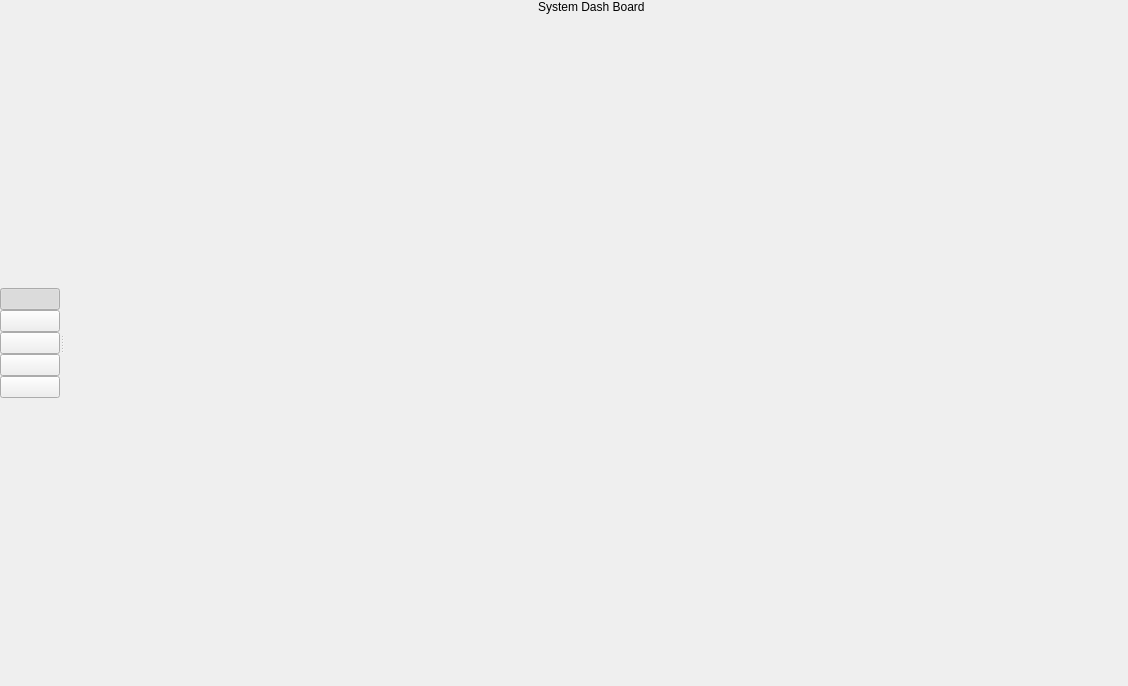
This is design.ui in 307guojiawei/Linuxer as Qt 5 draws it before an edit. The edited form follows.
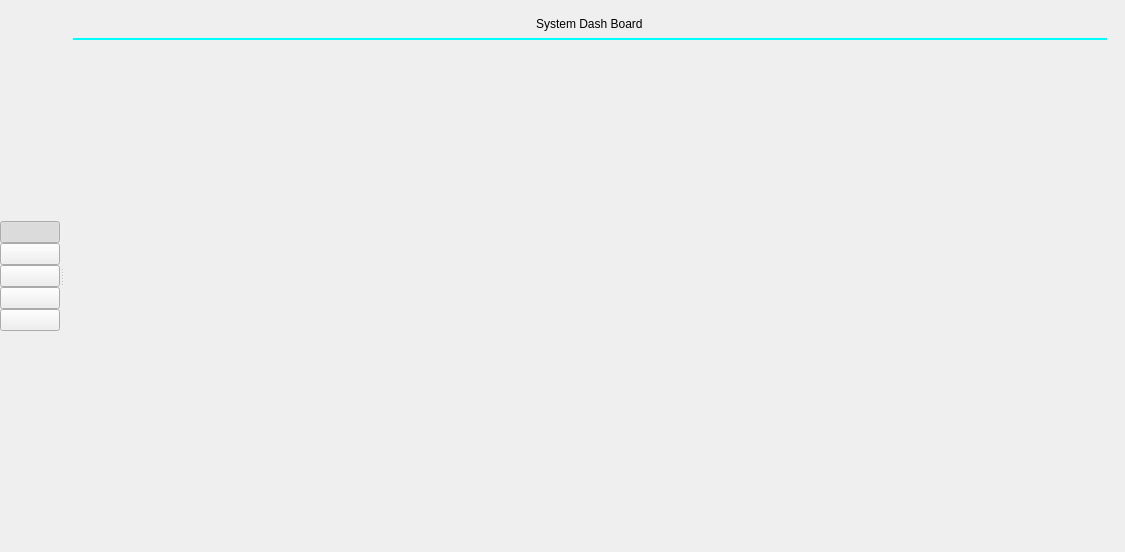
This is the edited form. Icons and pictures are not drawn.

Commit message: Finish DashBoard

Patch:
```diff
--- a/design.ui
+++ b/design.ui
@@ -6,8 +6,8 @@
    <rect>
     <x>0</x>
     <y>0</y>
-    <width>1128</width>
-    <height>686</height>
+    <width>1125</width>
+    <height>552</height>
    </rect>
   </property>
   <property name="windowTitle">
@@ -257,20 +257,10 @@
       </widget>
       <widget class="QWidget" name="rightWidget">
        <layout class="QGridLayout" name="mainLayout">
-        <item row="0" column="0" alignment="Qt::AlignHCenter">
-         <widget class="QLabel" name="mainWidgetLabel">
-          <property name="text">
-           <string>System Dash Board</string>
-          </property>
-          <property name="scaledContents">
-           <bool>false</bool>
-          </property>
-         </widget>
-        </item>
         <item row="2" column="0">
-         <widget class="QWidget" name="mainWidget" native="true">
+         <widget class="QWidget" name="mainWidgetBox" native="true">
           <property name="sizePolicy">
-           <sizepolicy hsizetype="Preferred" vsizetype="Expanding">
+           <sizepolicy hsizetype="Expanding" vsizetype="MinimumExpanding">
             <horstretch>0</horstretch>
             <verstretch>0</verstretch>
            </sizepolicy>
@@ -296,6 +286,86 @@
           <property name="contextMenuPolicy">
            <enum>Qt::NoContextMenu</enum>
           </property>
+          <layout class="QVBoxLayout" name="verticalLayout">
+           <item>
+            <widget class="QWidget" name="mainWidget" native="true">
+             <property name="sizePolicy">
+              <sizepolicy hsizetype="Preferred" vsizetype="Maximum">
+               <horstretch>0</horstretch>
+               <verstretch>0</verstretch>
+              </sizepolicy>
+             </property>
+            </widget>
+           </item>
+          </layout>
+         </widget>
+        </item>
+        <item row="0" column="0">
+         <widget class="QWidget" name="widget" native="true">
+          <property name="sizePolicy">
+           <sizepolicy hsizetype="Preferred" vsizetype="Maximum">
+            <horstretch>0</horstretch>
+            <verstretch>0</verstretch>
+           </sizepolicy>
+          </property>
+          <property name="minimumSize">
+           <size>
+            <width>0</width>
+            <height>50</height>
+           </size>
+          </property>
+          <property name="maximumSize">
+           <size>
+            <width>16777215</width>
+            <height>50</height>
+           </size>
+          </property>
+          <layout class="QVBoxLayout" name="verticalLayout_2">
+           <item alignment="Qt::AlignHCenter">
+            <widget class="QLabel" name="mainWidgetLabel">
+             <property name="sizePolicy">
+              <sizepolicy hsizetype="Preferred" vsizetype="Preferred">
+               <horstretch>0</horstretch>
+               <verstretch>0</verstretch>
+              </sizepolicy>
+             </property>
+             <property name="minimumSize">
+              <size>
+               <width>0</width>
+               <height>29</height>
+              </size>
+             </property>
+             <property name="maximumSize">
+              <size>
+               <width>16777215</width>
+               <height>30</height>
+              </size>
+             </property>
+             <property name="text">
+              <string>System Dash Board</string>
+             </property>
+             <property name="scaledContents">
+              <bool>false</bool>
+             </property>
+            </widget>
+           </item>
+           <item>
+            <widget class="Line" name="line">
+             <property name="styleSheet">
+              <string notr="true">color: rgb(0, 255, 255);</string>
+             </property>
+             <property name="frameShadow">
+              <enum>QFrame::Plain</enum>
+             </property>
+             <property name="lineWidth">
+              <number>2</number>
+             </property>
+             <property name="orientation">
+              <enum>Qt::Horizontal</enum>
+             </property>
+            </widget>
+           </item>
+          </layout>
          </widget>
         </item>
        </layout>
```
The commit also changes 7 other files.
